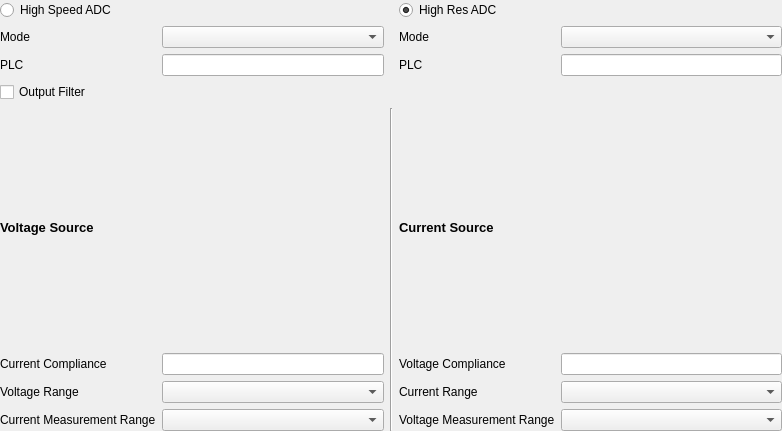
Above: devices/devices_drivers/keysight_e5270b/keysight_e5270b_config.ui from FAU-LAP/NOMAD-CAMELS before the change. Below: the same form after it.
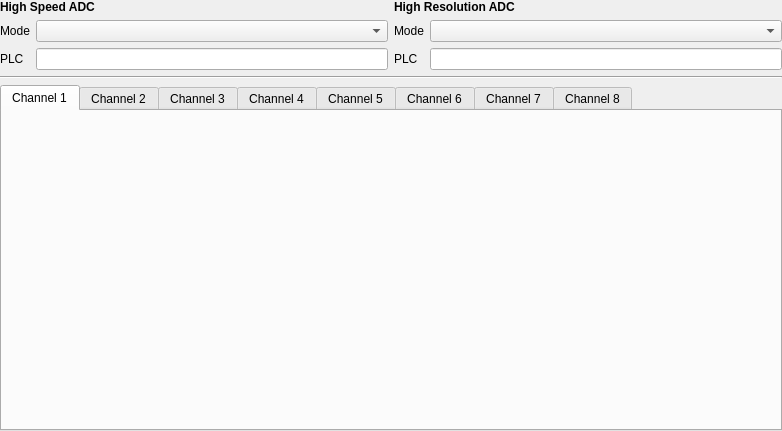
That is the form after the change.

Commit message: updated config for keysight e5270b, added user and sample to metadata

```diff
--- a/devices/devices_drivers/keysight_e5270b/keysight_e5270b_config.ui
+++ b/devices/devices_drivers/keysight_e5270b/keysight_e5270b_config.ui
@@ -26,165 +26,136 @@
    <property name="bottomMargin">
     <number>0</number>
    </property>
-   <item row="1" column="1">
-    <widget class="QComboBox" name="comboBox_highSpeedMode"/>
-   </item>
-   <item row="5" column="0">
-    <widget class="QLabel" name="label">
-     <property name="text">
-      <string>Current Compliance</string>
+   <item row="1" column="2" colspan="2">
+    <widget class="QLabel" name="label_10">
+     <property name="font">
+      <font>
+       <pointsize>9</pointsize>
+       <weight>75</weight>
+       <bold>true</bold>
+      </font>
      </property>
-    </widget>
-   </item>
-   <item row="5" column="3">
-    <widget class="QLabel" name="label_2">
      <property name="text">
-      <string>Voltage Compliance</string>
-     </property>
-    </widget>
-   </item>
-   <item row="6" column="3">
-    <widget class="QLabel" name="label_6">
-     <property name="text">
-      <string>Current Range</string>
+      <string>High Resolution ADC</string>
      </property>
     </widget>
    </item>
    <item row="2" column="1">
+    <widget class="QComboBox" name="comboBox_highSpeedMode"/>
+   </item>
+   <item row="3" column="1">
     <widget class="QLineEdit" name="lineEdit_highSpeedPLC"/>
    </item>
-   <item row="2" column="3">
-    <widget class="QLabel" name="label_resPLC">
-     <property name="text">
-      <string>PLC</string>
-     </property>
-    </widget>
-   </item>
-   <item row="1" column="0">
-    <widget class="QLabel" name="label_speedMode">
-     <property name="text">
-      <string>Mode</string>
-     </property>
-    </widget>
-   </item>
    <item row="2" column="0">
-    <widget class="QLabel" name="label_speedPLC">
+    <widget class="QLabel" name="label_speedMode">
      <property name="text">
-      <string>PLC</string>
+      <string>Mode</string>
      </property>
     </widget>
    </item>
-   <item row="2" column="4">
+   <item row="3" column="3">
     <widget class="QLineEdit" name="lineEdit_highResPLC"/>
    </item>
-   <item row="7" column="1">
-    <widget class="QComboBox" name="comboBox_currMeasRange"/>
-   </item>
-   <item row="6" column="4">
-    <widget class="QComboBox" name="comboBox_currRange"/>
-   </item>
-   <item row="4" column="0" colspan="2">
-    <widget class="QLabel" name="label_3">
-     <property name="font">
-      <font>
-       <pointsize>10</pointsize>
-       <weight>75</weight>
-       <bold>true</bold>
-      </font>
-     </property>
+   <item row="3" column="0">
+    <widget class="QLabel" name="label_speedPLC">
      <property name="text">
-      <string>Voltage Source</string>
+      <string>PLC</string>
      </property>
     </widget>
    </item>
-   <item row="7" column="3">
-    <widget class="QLabel" name="label_8">
-     <property name="text">
-      <string>Voltage Measurement Range</string>
-     </property>
-    </widget>
-   </item>
-   <item row="0" column="0" colspan="2">
-    <widget class="QRadioButton" name="radioButton_highSpeedADC">
-     <property name="text">
-      <string>High Speed ADC</string>
-     </property>
-    </widget>
-   </item>
-   <item row="0" column="3" colspan="2">
-    <widget class="QRadioButton" name="radioButton_highResADC">
-     <property name="text">
-      <string>High Res ADC</string>
-     </property>
-     <property name="checked">
-      <bool>true</bool>
-     </property>
-    </widget>
-   </item>
-   <item row="5" column="4">
-    <widget class="QLineEdit" name="lineEdit_voltComp"/>
-   </item>
-   <item row="4" column="3" colspan="2">
-    <widget class="QLabel" name="label_4">
-     <property name="font">
-      <font>
-       <pointsize>10</pointsize>
-       <weight>75</weight>
-       <bold>true</bold>
-      </font>
-     </property>
-     <property name="text">
-      <string>Current Source</string>
-     </property>
-    </widget>
-   </item>
-   <item row="6" column="0">
-    <widget class="QLabel" name="label_5">
-     <property name="text">
-      <string>Voltage Range</string>
-     </property>
-    </widget>
-   </item>
-   <item row="7" column="4">
-    <widget class="QComboBox" name="comboBox_voltMeasRange"/>
-   </item>
-   <item row="1" column="3">
+   <item row="2" column="2">
     <widget class="QLabel" name="label_resMode">
      <property name="text">
       <string>Mode</string>
      </property>
     </widget>
    </item>
-   <item row="7" column="0">
-    <widget class="QLabel" name="label_7">
+   <item row="3" column="2">
+    <widget class="QLabel" name="label_resPLC">
      <property name="text">
-      <string>Current Measurement Range</string>
+      <string>PLC</string>
      </property>
     </widget>
    </item>
-   <item row="3" column="0" colspan="5">
-    <widget class="QCheckBox" name="checkBox_outputFilter">
-     <property name="text">
-      <string>Output Filter</string>
-     </property>
-    </widget>
-   </item>
-   <item row="6" column="1">
-    <widget class="QComboBox" name="comboBox_voltRange"/>
-   </item>
-   <item row="5" column="1">
-    <widget class="QLineEdit" name="lineEdit_currComp"/>
-   </item>
-   <item row="1" column="4">
+   <item row="2" column="3">
     <widget class="QComboBox" name="comboBox_highResMode"/>
    </item>
-   <item row="4" column="2" rowspan="4">
-    <widget class="Line" name="line">
+   <item row="1" column="0" colspan="2">
+    <widget class="QLabel" name="label_9">
+     <property name="font">
+      <font>
+       <pointsize>9</pointsize>
+       <weight>75</weight>
+       <bold>true</bold>
+      </font>
+     </property>
+     <property name="text">
+      <string>High Speed ADC</string>
+     </property>
+    </widget>
+   </item>
+   <item row="4" column="0" colspan="4">
+    <widget class="Line" name="line_2">
      <property name="orientation">
-      <enum>Qt::Vertical</enum>
+      <enum>Qt::Horizontal</enum>
      </property>
     </widget>
    </item>
+   <item row="5" column="0" colspan="4">
+    <widget class="QTabWidget" name="tabWidget">
+     <property name="currentIndex">
+      <number>0</number>
+     </property>
+     <widget class="QWidget" name="channel1">
+      <attribute name="title">
+       <string>Channel 1</string>
+      </attribute>
+      <layout class="QGridLayout" name="gridLayout_2"/>
+     </widget>
+     <widget class="QWidget" name="channel2">
+      <attribute name="title">
+       <string>Channel 2</string>
+      </attribute>
+      <layout class="QGridLayout" name="gridLayout_3"/>
+     </widget>
+     <widget class="QWidget" name="channel3">
+      <attribute name="title">
+       <string>Channel 3</string>
+      </attribute>
+      <layout class="QGridLayout" name="gridLayout_4"/>
+     </widget>
+     <widget class="QWidget" name="channel4">
+      <attribute name="title">
+       <string>Channel 4</string>
+      </attribute>
+      <layout class="QGridLayout" name="gridLayout_5"/>
+     </widget>
+     <widget class="QWidget" name="channel5">
+      <attribute name="title">
+       <string>Channel 5</string>
+      </attribute>
+      <layout class="QGridLayout" name="gridLayout_6"/>
+     </widget>
+     <widget class="QWidget" name="channel6">
+      <attribute name="title">
+       <string>Channel 6</string>
+      </attribute>
+      <layout class="QGridLayout" name="gridLayout_7"/>
+     </widget>
+     <widget class="QWidget" name="channel7">
+      <attribute name="title">
+       <string>Channel 7</string>
+      </attribute>
+      <layout class="QGridLayout" name="gridLayout_8"/>
+     </widget>
+     <widget class="QWidget" name="channel8">
+      <attribute name="title">
+       <string>Channel 8</string>
+      </attribute>
+      <layout class="QGridLayout" name="gridLayout_9"/>
+     </widget>
+    </widget>
+   </item>
   </layout>
  </widget>
  <tabstops>
```
Left out of the diff: 9 changed lines with no effect on the pictures. The commit also changes 11 other files.
